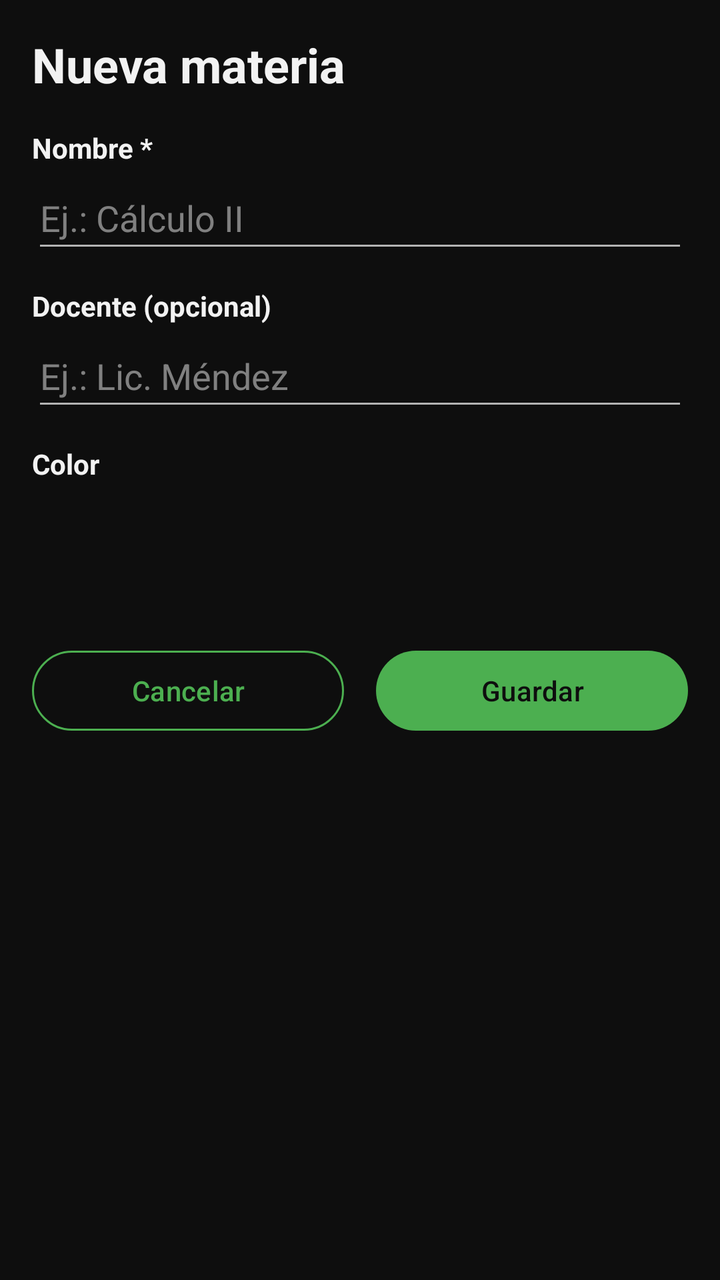
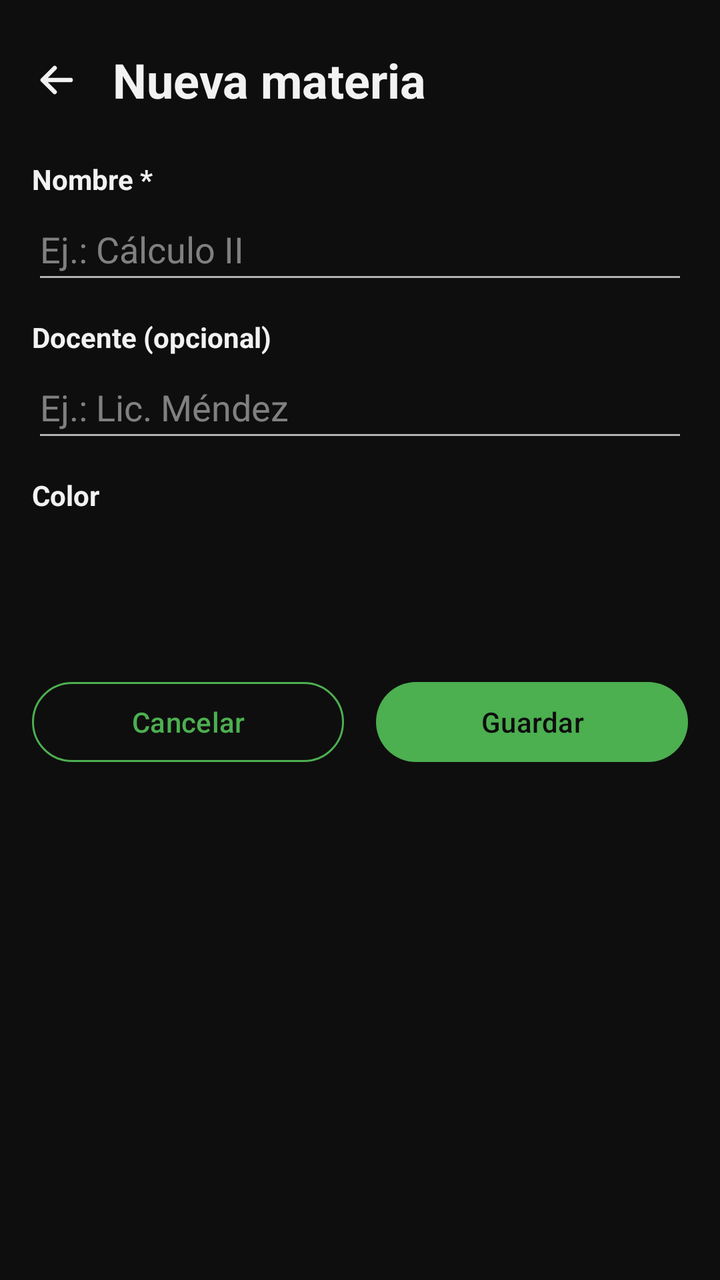

The first picture is an Android layout as it rendered before a commit; the second is the same layout after the commit. The layout source and the unified diff follow.
<!-- AndroidManifest.xml: application theme Theme.AgendaPersonal -->
<!-- res/layout/activity_materia_form.xml -->
<?xml version="1.0" encoding="utf-8"?>
<ScrollView xmlns:android="http://schemas.android.com/apk/res/android"
    xmlns:tools="http://schemas.android.com/tools"
    android:id="@+id/main"
    android:layout_width="match_parent"
    android:layout_height="match_parent"
    tools:context=".vista.MateriaFormActivity">

    
    <LinearLayout
        android:layout_width="match_parent"
        android:layout_height="wrap_content"
        android:orientation="vertical"
        android:padding="16dp">

        
        <TextView
            android:id="@+id/tvTitulo"
            android:layout_width="match_parent"
            android:layout_height="wrap_content"
            android:layout_marginBottom="16dp"
            android:text="@string/titulo_nueva_materia"
            android:textSize="24sp"
            android:textStyle="bold" />

        
        <TextView
            android:layout_width="wrap_content"
            android:layout_height="wrap_content"
            android:text="@string/etiqueta_nombre"
            android:textStyle="bold" />

        <EditText
            android:id="@+id/etNombre"
            android:layout_width="match_parent"
            android:layout_height="wrap_content"
            android:layout_marginBottom="12dp"
            android:hint="@string/pista_nombre_materia"
            android:importantForAutofill="no"
            android:inputType="textCapSentences"
            android:minHeight="48dp" />

        
        <TextView
            android:layout_width="wrap_content"
            android:layout_height="wrap_content"
            android:text="@string/etiqueta_docente"
            android:textStyle="bold" />

        <EditText
            android:id="@+id/etDocente"
            android:layout_width="match_parent"
            android:layout_height="wrap_content"
            android:layout_marginBottom="12dp"
            android:hint="@string/pista_docente"
            android:importantForAutofill="no"
            android:inputType="textPersonName|textCapWords"
            android:minHeight="48dp" />

        
        <TextView
            android:layout_width="wrap_content"
            android:layout_height="wrap_content"
            android:layout_marginBottom="8dp"
            android:text="@string/etiqueta_color"
            android:textStyle="bold" />

        <LinearLayout
            android:layout_width="wrap_content"
            android:layout_height="wrap_content"
            android:layout_marginBottom="24dp"
            android:orientation="horizontal">

            <View
                android:id="@+id/color1"
                android:layout_width="48dp"
                android:layout_height="48dp"
                android:layout_marginEnd="6dp"
                android:contentDescription="@string/color_azul"
                android:tag="#3F51B5" />

            <View
                android:id="@+id/color2"
                android:layout_width="48dp"
                android:layout_height="48dp"
                android:layout_marginEnd="6dp"
                android:contentDescription="@string/color_rojo"
                android:tag="#F44336" />

            <View
                android:id="@+id/color3"
                android:layout_width="48dp"
                android:layout_height="48dp"
                android:layout_marginEnd="6dp"
                android:contentDescription="@string/color_verde"
                android:tag="#4CAF50" />

            <View
                android:id="@+id/color4"
                android:layout_width="48dp"
                android:layout_height="48dp"
                android:layout_marginEnd="6dp"
                android:contentDescription="@string/color_naranja"
                android:tag="#FF9800" />

            <View
                android:id="@+id/color5"
                android:layout_width="48dp"
                android:layout_height="48dp"
                android:layout_marginEnd="6dp"
                android:contentDescription="@string/color_morado"
                android:tag="#9C27B0" />

            <View
                android:id="@+id/color6"
                android:layout_width="48dp"
                android:layout_height="48dp"
                android:contentDescription="@string/color_cafe"
                android:tag="#795548" />
        </LinearLayout>

        
        <LinearLayout
            android:layout_width="match_parent"
            android:layout_height="wrap_content"
            android:orientation="horizontal">

            <Button
                android:id="@+id/btnCancelar"
                style="@style/BotonSecundario"
                android:layout_width="0dp"
                android:layout_height="wrap_content"
                android:layout_marginEnd="8dp"
                android:layout_weight="1"
                android:minHeight="48dp"
                android:text="@string/btn_cancelar" />

            <Button
                android:id="@+id/btnGuardar"
                style="@style/BotonPrincipal"
                android:layout_width="0dp"
                android:layout_height="wrap_content"
                android:layout_marginStart="8dp"
                android:layout_weight="1"
                android:minHeight="48dp"
                android:text="@string/btn_guardar" />
        </LinearLayout>
    </LinearLayout>
</ScrollView>
<!-- resources referenced by this layout -->
<resources>
  <string name="btn_cancelar">Cancelar</string>
  <string name="btn_guardar">Guardar</string>
  <string name="color_azul">Azul</string>
  <string name="color_cafe">Café</string>
  <string name="color_morado">Morado</string>
  <string name="color_naranja">Naranja</string>
  <string name="color_rojo">Rojo</string>
  <string name="color_verde">Verde</string>
  <string name="etiqueta_color">Color</string>
  <string name="etiqueta_docente">Docente (opcional)</string>
  <string name="etiqueta_nombre">Nombre *</string>
  <string name="pista_docente">Ej.: Lic. Méndez</string>
  <string name="pista_nombre_materia">Ej.: Cálculo II</string>
  <string name="titulo_nueva_materia">Nueva materia</string>
  <style name="Theme.AgendaPersonal" parent="Base.Theme.AgendaPersonal" />
  <color name="verde">#FF4CAF50</color>
  <color name="texto_sobre_verde">#FF0E0E0E</color>
  <style name="Base.Theme.AgendaPersonal" parent="Theme.Material3.Dark.NoActionBar">
          
          <item name="colorPrimary">@color/verde</item>
          <item name="colorOnPrimary">@color/texto_sobre_verde</item>
          
          <item name="colorPrimaryContainer">@color/verde_oscuro</item>
          <item name="colorOnPrimaryContainer">@color/texto</item>
          
          <item name="colorSecondary">@color/verde</item>
          <item name="colorOnSecondary">@color/texto_sobre_verde</item>
          <item name="colorSecondaryContainer">@color/verde_oscuro</item>
          <item name="colorOnSecondaryContainer">@color/texto</item>
          <item name="colorTertiary">@color/verde</item>
          <item name="colorOnTertiary">@color/texto_sobre_verde</item>
          
          <item name="colorAccent">@color/verde</item>
  
          
          <item name="android:colorBackground">@color/fondo</item>
          <item name="android:windowBackground">@color/fondo</item>
          <item name="colorOnBackground">@color/texto</item>
          
          <item name="colorSurface">@color/fondo</item>
          <item name="colorOnSurface">@color/texto</item>
          <item name="colorSurfaceVariant">@color/tarjeta</item>
          <item name="colorOnSurfaceVariant">@color/texto_secundario</item>
          <item name="colorSurfaceContainerLowest">@color/fondo</item>
          <item name="colorSurfaceContainerLow">@color/tarjeta</item>
          <item name="colorSurfaceContainer">@color/tarjeta</item>
          <item name="colorSurfaceContainerHigh">@color/tarjeta_alta</item>
          <item name="colorSurfaceContainerHighest">@color/tarjeta_alta</item>
          
          <item name="colorOutline">@color/borde</item>
          <item name="colorOutlineVariant">@color/borde</item>
  
          
          <item name="android:textColorPrimary">@color/texto</item>
          <item name="android:textColorSecondary">@color/texto_secundario</item>
          <item name="android:textColorHint">@color/texto_pista</item>
          
          <item name="android:textColorTertiary">@color/texto</item>
          <item name="android:textColorPrimaryDisableOnly">@color/texto</item>
      </style>
  <color name="verde_oscuro">#FF2E7D32</color>
  <color name="texto">#FFF2F2F2</color>
  <color name="fondo">#FF0E0E0E</color>
  <color name="tarjeta">#FF1C1C1C</color>
  <color name="texto_secundario">#FFB3B3B3</color>
  <color name="tarjeta_alta">#FF262626</color>
  <color name="borde">#FF3D3D3D</color>
  <color name="texto_pista">#FF808080</color>
  <!-- unchanged entries left out for length: 2 -->
</resources>

<!-- the commit's change to res/layout/activity_materia_form.xml (unified diff, before → after) -->
@@ -14,14 +14,25 @@
         android:padding="16dp">
 
         
-        <TextView
-            android:id="@+id/tvTitulo"
+        <LinearLayout
             android:layout_width="match_parent"
             android:layout_height="wrap_content"
+            android:layout_marginStart="-12dp"
             android:layout_marginBottom="16dp"
-            android:text="@string/titulo_nueva_materia"
-            android:textSize="24sp"
-            android:textStyle="bold" />
+            android:gravity="center_vertical"
+            android:orientation="horizontal">
+
+            <include layout="@layout/boton_volver" />
+
+            <TextView
+                android:id="@+id/tvTitulo"
+                android:layout_width="0dp"
+                android:layout_height="wrap_content"
+                android:layout_weight="1"
+                android:text="@string/titulo_nueva_materia"
+                android:textSize="24sp"
+                android:textStyle="bold" />
+        </LinearLayout>
 
         
         <TextView
@@ -147,3 +158,13 @@
         </LinearLayout>
     </LinearLayout>
 </ScrollView>
+<!-- res/layout/boton_volver.xml (included above) -->
+<?xml version="1.0" encoding="utf-8"?>
+<ImageButton xmlns:android="http://schemas.android.com/apk/res/android"
+    android:id="@+id/btnVolver"
+    android:layout_width="48dp"
+    android:layout_height="48dp"
+    android:layout_marginEnd="4dp"
+    android:background="?attr/selectableItemBackgroundBorderless"
+    android:contentDescription="@string/volver"
+    android:src="@drawable/ic_flecha_atras" />
<!-- resource entries referenced after the edit -->
@@ -1,5 +1,21 @@
 <!-- resources referenced by this layout -->
 <resources>
+  <!-- drawable ic_flecha_atras (drawable) -->
+  <?xml version="1.0" encoding="utf-8"?>
+  <vector xmlns:android="http://schemas.android.com/apk/res/android"
+      android:width="24dp"
+      android:height="24dp"
+      android:viewportWidth="24"
+      android:viewportHeight="24">
+  
+      
+      <path
+          android:pathData="M19,12 L5,12 M11,6 L5,12 L11,18"
+          android:strokeLineCap="round"
+          android:strokeLineJoin="round"
+          android:strokeWidth="2.2"
+          android:strokeColor="@color/texto" />
+  </vector>
   <string name="btn_cancelar">Cancelar</string>
   <string name="btn_guardar">Guardar</string>
   <string name="color_azul">Azul</string>
@@ -14,6 +30,7 @@
   <string name="pista_docente">Ej.: Lic. Méndez</string>
   <string name="pista_nombre_materia">Ej.: Cálculo II</string>
   <string name="titulo_nueva_materia">Nueva materia</string>
+  <string name="volver">Volver</string>
   <style name="Theme.AgendaPersonal" parent="Base.Theme.AgendaPersonal" />
   <color name="verde">#FF4CAF50</color>
   <color name="texto_sobre_verde">#FF0E0E0E</color>
@@ -22,8 +39,8 @@
           <item name="colorPrimary">@color/verde</item>
           <item name="colorOnPrimary">@color/texto_sobre_verde</item>
           
-          <item name="colorPrimaryContainer">@color/verde_oscuro</item>
-          <item name="colorOnPrimaryContainer">@color/texto</item>
+          <item name="colorPrimaryContainer">@color/verde</item>
+          <item name="colorOnPrimaryContainer">@color/texto_sobre_verde</item>
           
           <item name="colorSecondary">@color/verde</item>
           <item name="colorOnSecondary">@color/texto_sobre_verde</item>
